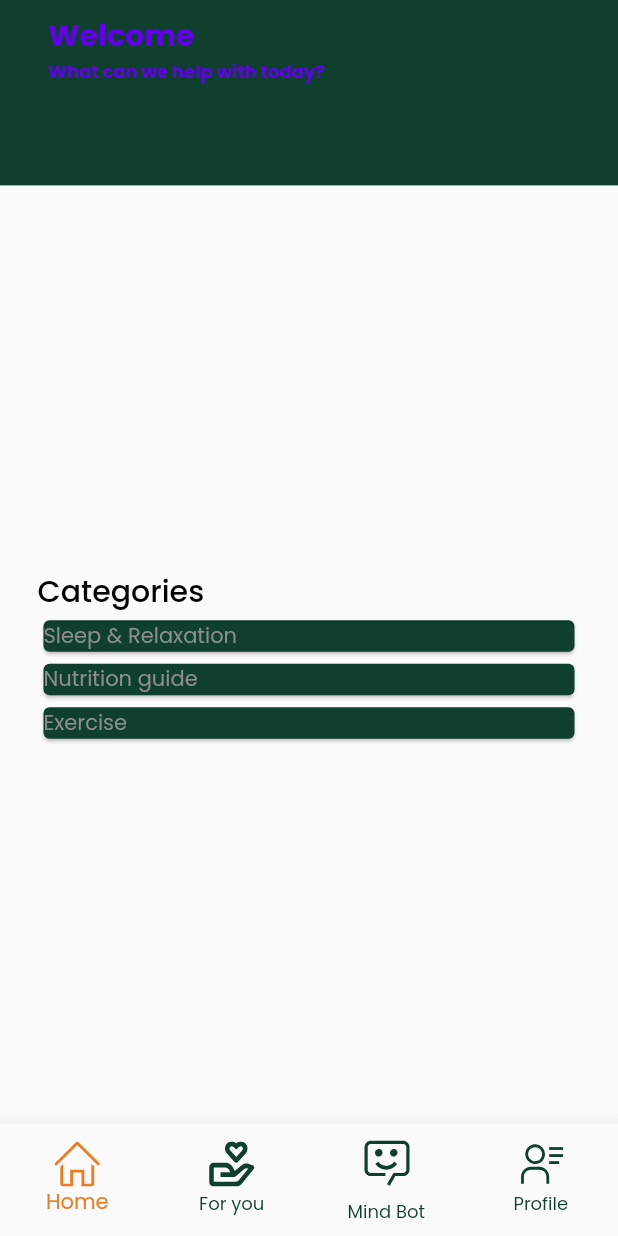
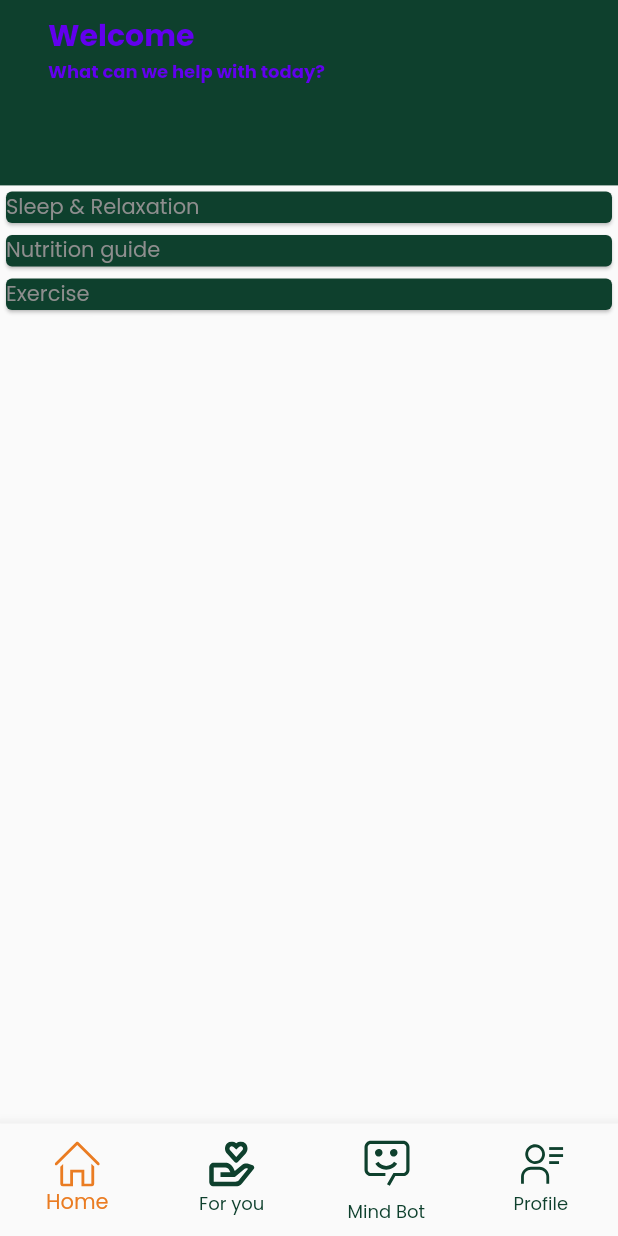
Before and after one commit to folaoluwafemi/mindspa_mobile, a Flutter app: the screen it shows once a user with an empty profile is signed in, on a phone screen of 412 x 824 dp. Run offline on Flutter 3.47's test engine with Material 2 defaults, Android fonts, the phone set to English and light mode, and no system bars; our stand-ins replace firebase_auth, firebase_core, flutter_svg, google_fonts, google_sign_in, introduction_screen; accounts and stored records are empty; project files that could hold a hidden picture were left out.

```diff
--- a/lib/src/features/home/view/home_view.dart
+++ b/lib/src/features/home/view/home_view.dart
@@ -12,10 +12,7 @@ class HomeView extends StatelessWidget {
     final height = MediaQuery.of(context).size.height;
     return Statusbar(
         child: Scaffold(
-      body: Column(
-        children: [
-          Flexible(
-            child: CustomScrollView(
+      body: CustomScrollView(
         slivers: [
           SliverAppBar(
             automaticallyImplyLeading: false,
@@ -37,40 +34,16 @@ class HomeView extends StatelessWidget {
               ),
             ),
           ),
-              ],
-            ),
-          ),
-          Flexible(
-            child: Padding(
-              padding: const EdgeInsets.symmetric(vertical: 5, horizontal: 25),
-              child: Column(
-                crossAxisAlignment: CrossAxisAlignment.start,
-                children: [
-                  Text(
-                    AppStrings.categories,
-                    style: Theme.of(context)
-                        .textTheme
-                        .headline4!
-                        .copyWith(fontSize: 20),
-                  ),
-                  Flexible(
-                    child: ListView.builder(
-                      itemCount: categories.length,
-                      itemBuilder: (BuildContext context, int index) {
+          SliverList(
+            delegate: SliverChildBuilderDelegate((context, index) {
               return Card(
                 color: Theme.of(context).colorScheme.primary,
                 child: Row(
                   children: [Text(categories[index])],
                 ),
               );
-                      },
+            }, childCount: categories.length),
           ),
-                  ),
-                ],
-              ),
-            ),
-          ),
-
         ],
       ),
     ));
```
Lines whose indentation alone changed are shown as unchanged.
